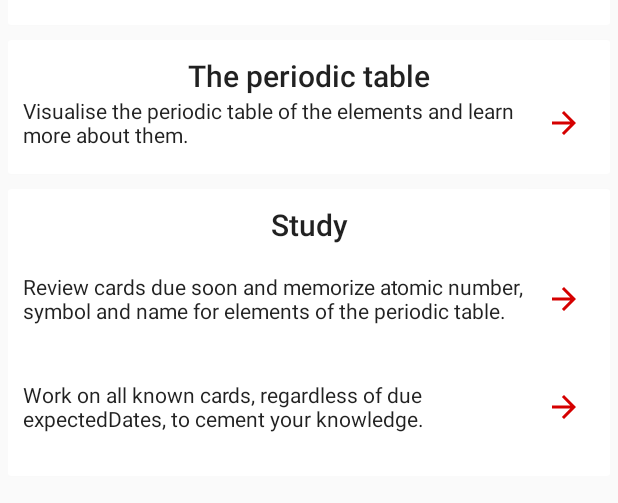
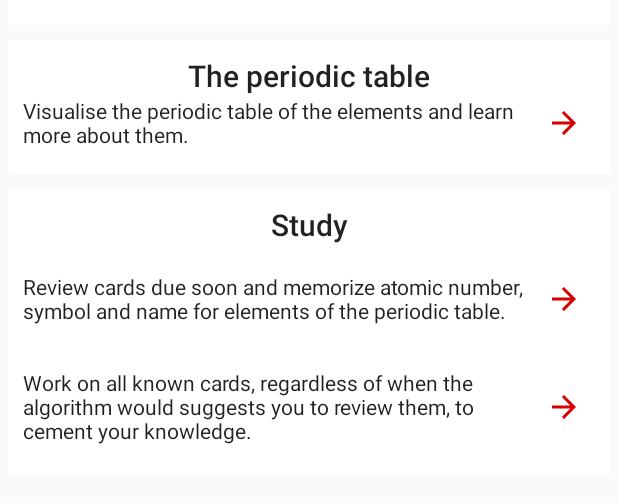
Before and after one commit to TiiXel/periodic-table-professor, an Android app: the screen it shows after launch (HomeActivity), on a phone screen of 412 x 824 dp, the part 288-791 px from its top. Run offline under Robolectric (Android 15) with nearby library versions, the phone set to English and light mode, and no system bars; our stand-ins replace Dagger/Hilt's generated code; libraries missing offline, so code that uses them is left out: com.tspoon.traceur; 1 statement that could not run was skipped.

Commit message:
Correct cramming message on home activity

```diff
--- a/app/src/main/res/values/strings.xml
+++ b/app/src/main/res/values/strings.xml
@@ -71,7 +71,7 @@
     <string name="home_browse_message">Visualise the periodic table of the elements and learn more about them.</string>
     <string name="home_study_title">Study</string>
     <string name="home_study_review_message">Review cards due soon and memorize atomic number, symbol and name for elements of the periodic table.</string>
-    <string name="home_study_cram_message">Work on all known cards, regardless of due expectedDates, to cement your knowledge.</string>
+    <string name="home_study_cram_message">Work on all known cards, regardless of when the algorithm would suggests you to review them, to cement your knowledge.</string>
     <string name="home_study_new_message">Expose new cards for elements you don\'t know yet.</string>
 
 </resources>
```
